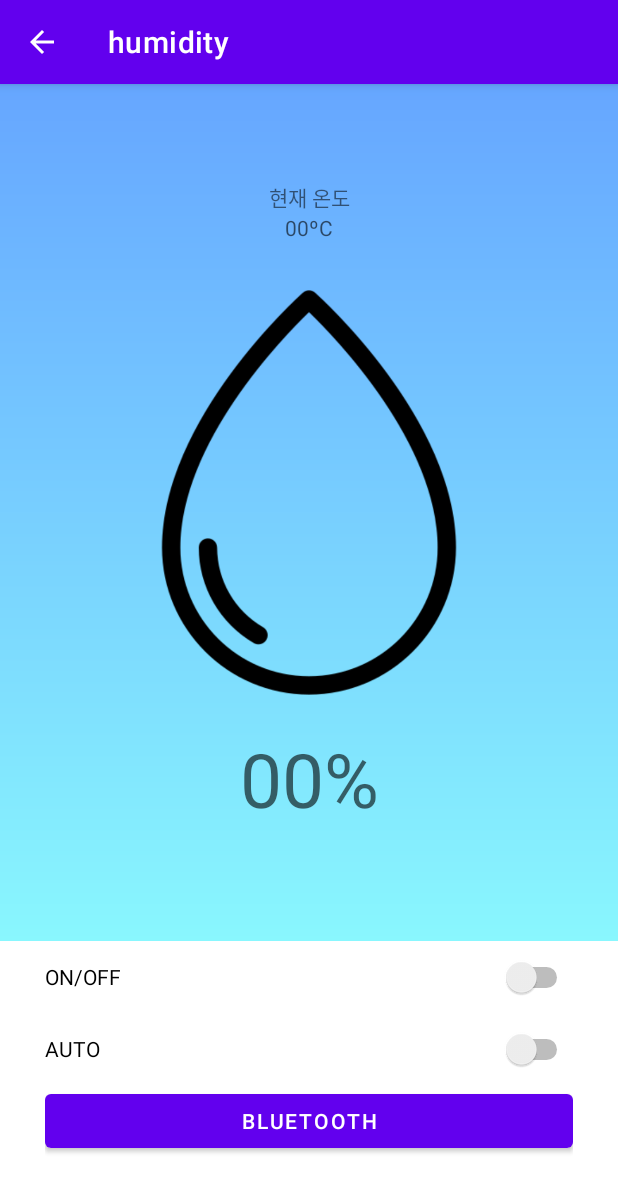
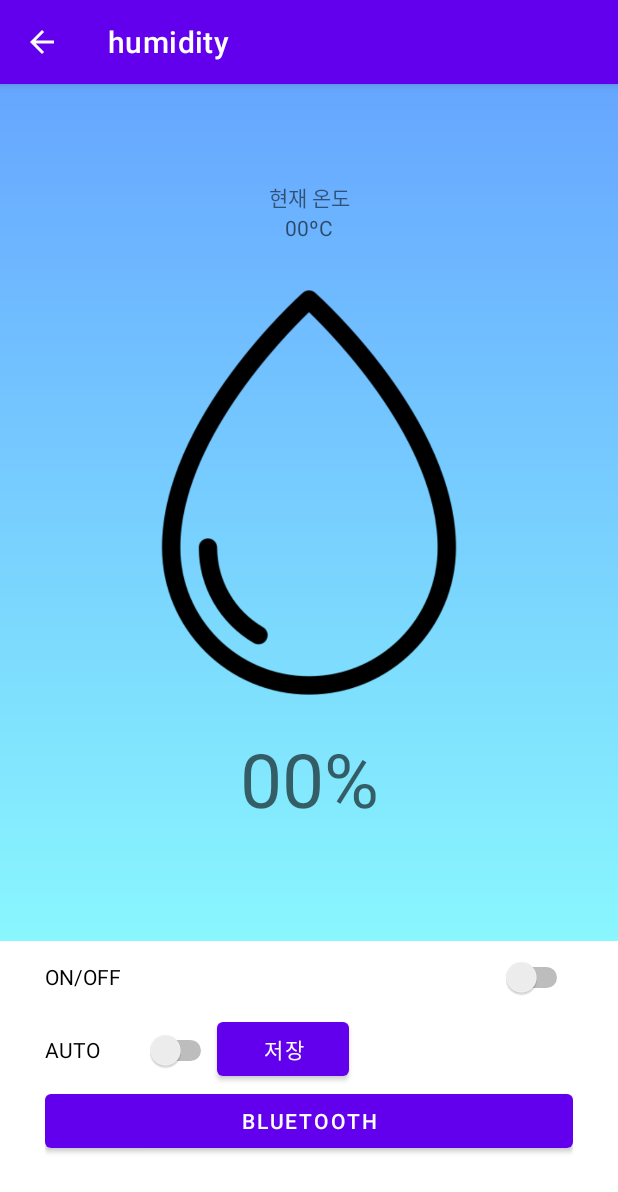
Before and after one commit to OMing06/tooth_app22-01, an Android app: the TemHumActivity screen opened directly, with no data from a screen before it, on a phone screen of 412 x 824 dp. Shown: the top 1192 px of the screen. Run offline under Robolectric (Android 15) with nearby library versions, the phone set to English and light mode, and no system bars.

Commit message:
22-05-09

```diff
--- a/app/src/main/java/com/example/tooset_test02/TemHumActivity.java
+++ b/app/src/main/java/com/example/tooset_test02/TemHumActivity.java
@@ -10,6 +10,7 @@ import android.bluetooth.BluetoothDevice;
 import android.bluetooth.BluetoothSocket;
 import android.content.DialogInterface;
 import android.content.Intent;
+import android.content.SharedPreferences;
 import android.os.Bundle;
 import android.os.Handler;
 import android.view.View;
@@ -34,9 +35,13 @@ public class TemHumActivity extends AppCompatActivity {
     ImageView img_water;
     TextView tv_tem, tv_hum;
     //Button on_btn, off_btn, bt_btn;
-    Button bt_btn;
+    Button bt_btn, shared_btn;
     Switch switch_onOff, switch_auto;
     LinearLayout gradLayout;
+
+    public static final String SHARED_PREFS = "sharedPrefs";
+    public static final String SWITCH_AUTO = "switchAuto";
+    private boolean switchOnOff, swAuto;
 
     BluetoothAdapter bluetoothAdapter;
     UUID uuid;
@@ -74,6 +79,7 @@ public class TemHumActivity extends AppCompatActivity {
         bt_btn = findViewById(R.id.bt_btn);
         switch_auto = findViewById(R.id.switch_auto);
         gradLayout = findViewById(R.id.gradLayout);
+        shared_btn = findViewById(R.id.shared_btn);
 
         /*on_btn.setOnClickListener(new View.OnClickListener() {
             @Override
@@ -91,6 +97,13 @@ public class TemHumActivity extends AppCompatActivity {
             }
         });*/
 
+
+        shared_btn.setOnClickListener(new View.OnClickListener() {
+            @Override
+            public void onClick(View v) {
+                saveData();
+            }
+        });
 
         switch_onOff.setOnCheckedChangeListener(new CompoundButton.OnCheckedChangeListener() {
             @Override
@@ -111,11 +124,14 @@ public class TemHumActivity extends AppCompatActivity {
             public void onCheckedChanged(CompoundButton buttonView, boolean isChecked) {
                 if(isChecked == true) { //true면
                     Toast.makeText(TemHumActivity.this, "Auto 모드로 전환합니다.", Toast.LENGTH_SHORT).show();
-                    receiveData();
+                    //sendData("3");
+
+                    swAuto = true;receiveData();
 
                 } else {
                     Toast.makeText(TemHumActivity.this, "Auto 모드를 종료합니다.", Toast.LENGTH_SHORT).show();
                     sendData("2");
+                    swAuto = true;
                 }
             }
         });
@@ -156,7 +172,33 @@ public class TemHumActivity extends AppCompatActivity {
             }
         }
 
+        //loadData();
+        //updateViews();
+
     } //onCreate 끝
+
+    private void saveData() {
+        SharedPreferences sharedPreferences = getSharedPreferences(SHARED_PREFS, MODE_PRIVATE);
+        SharedPreferences.Editor editor =sharedPreferences.edit();
+        editor.putBoolean(SWITCH_AUTO, switch_auto.isChecked());
+
+        editor.apply();
+
+        Toast.makeText(this, "저장되었습니다.", Toast.LENGTH_SHORT).show();
+    }
+
+    private void loadData() {
+        SharedPreferences sharedPreferences = getSharedPreferences(SHARED_PREFS, MODE_PRIVATE);
+        switchOnOff = sharedPreferences.getBoolean(SWITCH_AUTO, false);
+    }
+
+    private void updateViews() {
+        switch_auto.setChecked(switchOnOff);
+    }
+
+
+
+
 
     private void selectBluetoothDevice() {
         devices = bluetoothAdapter.getBondedDevices();
@@ -267,11 +309,16 @@ public class TemHumActivity extends AppCompatActivity {
                                             humi=Integer.parseInt(array[1]);
                                             temp=Integer.parseInt(array[0]);
 
-                                            sendData("3");
+                                            //sendData("3");
+
+                                            if(swAuto = true) {
+                                                sendData("3");
+                                            }
 
 
 
-                                            if(humi > 57) {
+
+                                            if(humi > 59) {
                                                 img_water.setImageResource(R.drawable.humidity2);
                                                 gradLayout.setBackgroundResource(R.drawable.bg_gradient2);
                                             }
--- a/app/src/main/res/layout/activity_tem_hum.xml
+++ b/app/src/main/res/layout/activity_tem_hum.xml
@@ -76,14 +76,27 @@
                 android:switchPadding="30dp"
                 android:text="ON/OFF" />
 
+            <LinearLayout
+                android:layout_width="match_parent"
+                android:layout_height="match_parent"
+                android:layout_weight="1"
+                android:orientation="horizontal">
+
                 <Switch
                     android:id="@+id/switch_auto"
-                android:layout_width="match_parent"
+                    android:layout_width="wrap_content"
                     android:layout_height="wrap_content"
                     android:minWidth="48dp"
                     android:minHeight="48dp"
                     android:switchPadding="30dp"
                     android:text="AUTO" />
+
+                <Button
+                    android:id="@+id/shared_btn"
+                    android:layout_width="wrap_content"
+                    android:layout_height="wrap_content"
+                    android:text="저장" />
+            </LinearLayout>
         </LinearLayout>
 
         <LinearLayout
```
Lines whose indentation alone changed are shown as unchanged.
